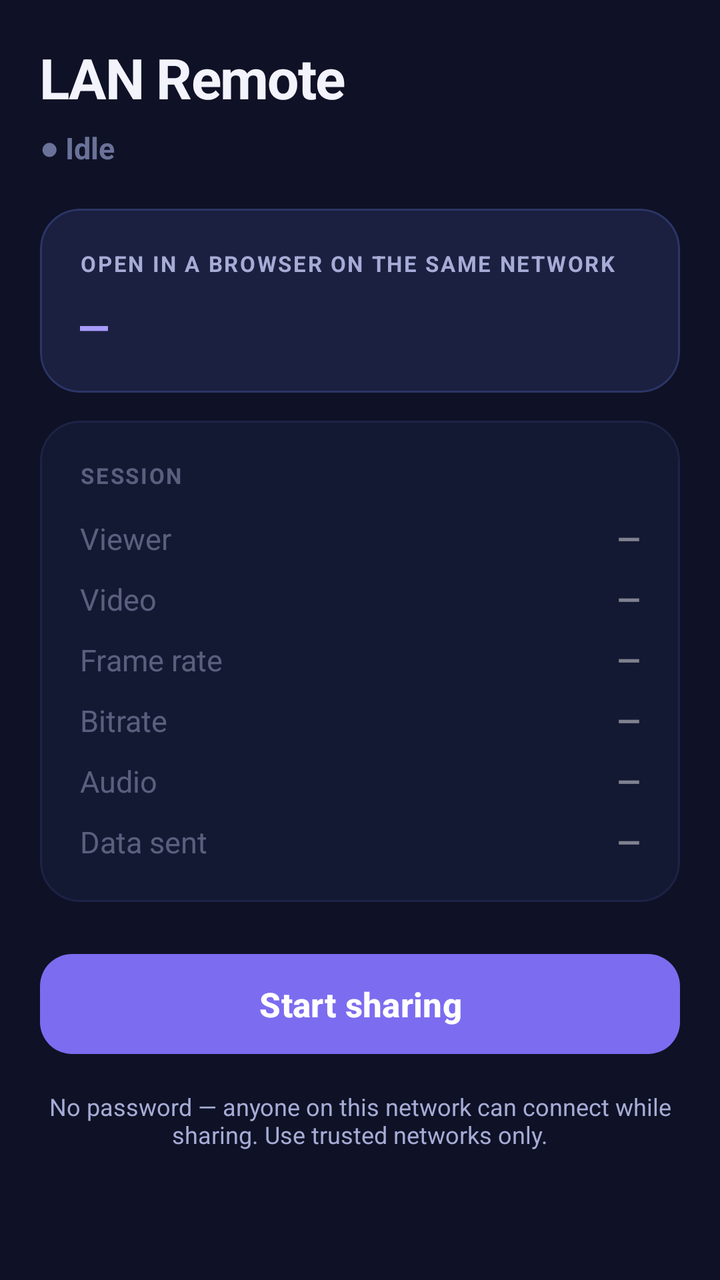
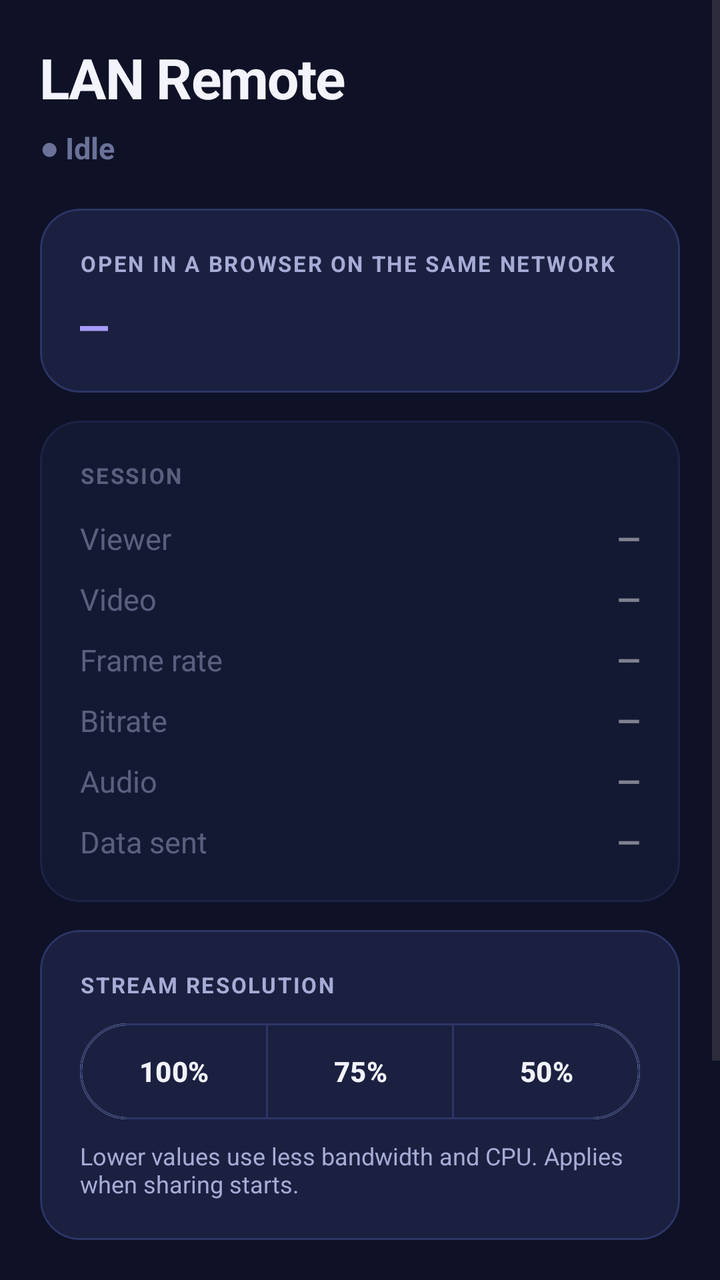

Screens rendered from an Android XML layout before and after an edit, with the pre-edit source and the edit as a unified diff.
<!-- AndroidManifest.xml: application theme Theme.Material3.DayNight.NoActionBar -->
<!-- res/layout/activity_main.xml -->
<?xml version="1.0" encoding="utf-8"?>
<ScrollView xmlns:android="http://schemas.android.com/apk/res/android"
    xmlns:app="http://schemas.android.com/apk/res-auto"
    android:layout_width="match_parent"
    android:layout_height="match_parent"
    android:fillViewport="true"
    android:fitsSystemWindows="true"
    android:background="@color/bg">

    <LinearLayout
        android:layout_width="match_parent"
        android:layout_height="wrap_content"
        android:orientation="vertical"
        android:padding="20dp">

        
        <TextView
            android:layout_width="wrap_content"
            android:layout_height="wrap_content"
            android:text="LAN Remote"
            android:textColor="@color/text_primary"
            android:textSize="28sp"
            android:textStyle="bold"
            android:letterSpacing="-0.02" />

        <TextView
            android:id="@+id/status"
            android:layout_width="wrap_content"
            android:layout_height="wrap_content"
            android:layout_marginTop="6dp"
            android:text="● Idle"
            android:textColor="@color/idle"
            android:textSize="15sp"
            android:textStyle="bold" />

        
        <com.google.android.material.card.MaterialCardView
            android:id="@+id/controlWarn"
            android:layout_width="match_parent"
            android:layout_height="wrap_content"
            android:layout_marginTop="16dp"
            android:visibility="gone"
            app:cardBackgroundColor="#2A2410"
            app:cardCornerRadius="16dp"
            app:cardElevation="0dp"
            app:strokeColor="@color/warn"
            app:strokeWidth="1dp">

            <LinearLayout
                android:layout_width="match_parent"
                android:layout_height="wrap_content"
                android:orientation="vertical"
                android:padding="18dp">

                <TextView
                    android:layout_width="match_parent"
                    android:layout_height="wrap_content"
                    android:text="⚠ Remote control is off"
                    android:textColor="@color/warn"
                    android:textSize="16sp"
                    android:textStyle="bold" />

                <TextView
                    android:layout_width="match_parent"
                    android:layout_height="wrap_content"
                    android:layout_marginTop="6dp"
                    android:text="You'll see the screen but taps and typing won't work. Turn on the LAN Remote accessibility service to enable control."
                    android:textColor="@color/text_secondary"
                    android:textSize="13sp" />

                <com.google.android.material.button.MaterialButton
                    android:id="@+id/enableControlBtn"
                    android:layout_width="wrap_content"
                    android:layout_height="wrap_content"
                    android:layout_marginTop="12dp"
                    android:text="Enable control"
                    android:textColor="#1A1400"
                    android:textStyle="bold"
                    app:cornerRadius="12dp"
                    app:backgroundTint="@color/warn" />
            </LinearLayout>
        </com.google.android.material.card.MaterialCardView>

        
        <com.google.android.material.card.MaterialCardView
            android:id="@+id/connectionCard"
            android:layout_width="match_parent"
            android:layout_height="wrap_content"
            android:layout_marginTop="20dp"
            app:cardBackgroundColor="@color/card"
            app:cardCornerRadius="20dp"
            app:cardElevation="0dp"
            app:strokeColor="@color/card_stroke"
            app:strokeWidth="1dp">

            <LinearLayout
                android:layout_width="match_parent"
                android:layout_height="wrap_content"
                android:orientation="vertical"
                android:gravity="center_horizontal"
                android:padding="20dp">

                <TextView
                    android:layout_width="match_parent"
                    android:layout_height="wrap_content"
                    android:text="OPEN IN A BROWSER ON THE SAME NETWORK"
                    android:textColor="@color/text_secondary"
                    android:textSize="11sp"
                    android:textStyle="bold"
                    android:letterSpacing="0.08" />

                <TextView
                    android:id="@+id/url"
                    android:layout_width="match_parent"
                    android:layout_height="wrap_content"
                    android:layout_marginTop="8dp"
                    android:text="—"
                    android:textColor="@color/accent_soft"
                    android:textSize="22sp"
                    android:textStyle="bold"
                    android:fontFamily="monospace"
                    android:autoLink="none" />

                <TextView
                    android:id="@+id/warn"
                    android:layout_width="match_parent"
                    android:layout_height="wrap_content"
                    android:layout_marginTop="8dp"
                    android:textColor="@color/warn"
                    android:textSize="13sp"
                    android:visibility="gone" />

                <ImageView
                    android:id="@+id/qr"
                    android:layout_width="200dp"
                    android:layout_height="200dp"
                    android:layout_marginTop="18dp"
                    android:background="#FFFFFF"
                    android:padding="8dp"
                    android:visibility="gone"
                    android:contentDescription="Connection QR code" />

                <TextView
                    android:id="@+id/qrHint"
                    android:layout_width="wrap_content"
                    android:layout_height="wrap_content"
                    android:layout_marginTop="10dp"
                    android:text="Scan to connect"
                    android:textColor="@color/text_secondary"
                    android:textSize="12sp"
                    android:visibility="gone" />

                <com.google.android.material.button.MaterialButton
                    android:id="@+id/shareBtn"
                    android:layout_width="wrap_content"
                    android:layout_height="wrap_content"
                    android:layout_marginTop="16dp"
                    android:text="Share link"
                    android:textColor="@color/text_primary"
                    android:textStyle="bold"
                    android:visibility="gone"
                    app:cornerRadius="12dp"
                    app:backgroundTint="@color/card_stroke"
                    app:icon="@android:drawable/ic_menu_share"
                    app:iconTint="@color/accent_soft" />
            </LinearLayout>
        </com.google.android.material.card.MaterialCardView>

        
        <com.google.android.material.card.MaterialCardView
            android:id="@+id/statsCard"
            android:layout_width="match_parent"
            android:layout_height="wrap_content"
            android:layout_marginTop="14dp"
            android:alpha="0.5"
            app:cardBackgroundColor="@color/card"
            app:cardCornerRadius="20dp"
            app:cardElevation="0dp"
            app:strokeColor="@color/card_stroke"
            app:strokeWidth="1dp">

            <LinearLayout
                android:layout_width="match_parent"
                android:layout_height="wrap_content"
                android:orientation="vertical"
                android:padding="20dp">

                <TextView
                    android:layout_width="match_parent"
                    android:layout_height="wrap_content"
                    android:text="SESSION"
                    android:textColor="@color/text_secondary"
                    android:textSize="11sp"
                    android:textStyle="bold"
                    android:letterSpacing="0.08" />

                
                <LinearLayout android:layout_width="match_parent" android:layout_height="wrap_content"
                    android:orientation="horizontal" android:layout_marginTop="14dp">
                    <TextView android:layout_width="0dp" android:layout_height="wrap_content" android:layout_weight="1"
                        android:text="Viewer" android:textColor="@color/text_secondary" android:textSize="15sp" />
                    <TextView android:id="@+id/statViewer" android:layout_width="wrap_content" android:layout_height="wrap_content"
                        android:text="—" android:textColor="@color/text_primary" android:textSize="15sp" android:textStyle="bold" />
                </LinearLayout>

                <LinearLayout android:layout_width="match_parent" android:layout_height="wrap_content"
                    android:orientation="horizontal" android:layout_marginTop="10dp">
                    <TextView android:layout_width="0dp" android:layout_height="wrap_content" android:layout_weight="1"
                        android:text="Video" android:textColor="@color/text_secondary" android:textSize="15sp" />
                    <TextView android:id="@+id/statVideo" android:layout_width="wrap_content" android:layout_height="wrap_content"
                        android:text="—" android:textColor="@color/text_primary" android:textSize="15sp" android:textStyle="bold" />
                </LinearLayout>

                <LinearLayout android:layout_width="match_parent" android:layout_height="wrap_content"
                    android:orientation="horizontal" android:layout_marginTop="10dp">
                    <TextView android:layout_width="0dp" android:layout_height="wrap_content" android:layout_weight="1"
                        android:text="Frame rate" android:textColor="@color/text_secondary" android:textSize="15sp" />
                    <TextView android:id="@+id/statFps" android:layout_width="wrap_content" android:layout_height="wrap_content"
                        android:text="—" android:textColor="@color/text_primary" android:textSize="15sp" android:textStyle="bold" />
                </LinearLayout>

                <LinearLayout android:layout_width="match_parent" android:layout_height="wrap_content"
                    android:orientation="horizontal" android:layout_marginTop="10dp">
                    <TextView android:layout_width="0dp" android:layout_height="wrap_content" android:layout_weight="1"
                        android:text="Bitrate" android:textColor="@color/text_secondary" android:textSize="15sp" />
                    <TextView android:id="@+id/statBitrate" android:layout_width="wrap_content" android:layout_height="wrap_content"
                        android:text="—" android:textColor="@color/text_primary" android:textSize="15sp" android:textStyle="bold" />
                </LinearLayout>

                <LinearLayout android:layout_width="match_parent" android:layout_height="wrap_content"
                    android:orientation="horizontal" android:layout_marginTop="10dp">
                    <TextView android:layout_width="0dp" android:layout_height="wrap_content" android:layout_weight="1"
                        android:text="Audio" android:textColor="@color/text_secondary" android:textSize="15sp" />
                    <TextView android:id="@+id/statAudio" android:layout_width="wrap_content" android:layout_height="wrap_content"
                        android:text="—" android:textColor="@color/text_primary" android:textSize="15sp" android:textStyle="bold" />
                </LinearLayout>

                <LinearLayout android:layout_width="match_parent" android:layout_height="wrap_content"
                    android:orientation="horizontal" android:layout_marginTop="10dp">
                    <TextView android:layout_width="0dp" android:layout_height="wrap_content" android:layout_weight="1"
                        android:text="Data sent" android:textColor="@color/text_secondary" android:textSize="15sp" />
                    <TextView android:id="@+id/statData" android:layout_width="wrap_content" android:layout_height="wrap_content"
                        android:text="—" android:textColor="@color/text_primary" android:textSize="15sp" android:textStyle="bold" />
                </LinearLayout>
            </LinearLayout>
        </com.google.android.material.card.MaterialCardView>

        
        <com.google.android.material.button.MaterialButton
            android:id="@+id/toggle"
            android:layout_width="match_parent"
            android:layout_height="58dp"
            android:layout_marginTop="22dp"
            android:text="Start sharing"
            android:textSize="17sp"
            android:textStyle="bold"
            android:textColor="#FFFFFF"
            app:cornerRadius="16dp"
            app:backgroundTint="@color/accent" />

        <TextView
            android:layout_width="match_parent"
            android:layout_height="wrap_content"
            android:layout_marginTop="14dp"
            android:layout_marginBottom="8dp"
            android:text="No password — anyone on this network can connect while sharing. Use trusted networks only."
            android:textColor="@color/text_secondary"
            android:textSize="12sp"
            android:gravity="center" />
    </LinearLayout>
</ScrollView>
<!-- resources referenced by this layout -->
<resources>
  <color name="accent">#7C6CF0</color>
  <color name="accent_soft">#A99BFF</color>
  <color name="bg">#0F1226</color>
  <color name="card">#1B2040</color>
  <color name="card_stroke">#2C3566</color>
  <color name="idle">#6B7299</color>
  <color name="text_primary">#F2F3FB</color>
  <color name="text_secondary">#A6ACD6</color>
  <color name="warn">#FBBF24</color>
</resources>

<!-- the commit's change to res/layout/activity_main.xml (unified diff, before → after) -->
@@ -246,6 +246,122 @@
         </com.google.android.material.card.MaterialCardView>
 
         
+        <com.google.android.material.card.MaterialCardView
+            android:id="@+id/qualityCard"
+            android:layout_width="match_parent"
+            android:layout_height="wrap_content"
+            android:layout_marginTop="14dp"
+            app:cardBackgroundColor="@color/card"
+            app:cardCornerRadius="20dp"
+            app:cardElevation="0dp"
+            app:strokeColor="@color/card_stroke"
+            app:strokeWidth="1dp">
+
+            <LinearLayout
+                android:layout_width="match_parent"
+                android:layout_height="wrap_content"
+                android:orientation="vertical"
+                android:padding="20dp">
+
+                <TextView
+                    android:layout_width="match_parent"
+                    android:layout_height="wrap_content"
+                    android:text="STREAM RESOLUTION"
+                    android:textColor="@color/text_secondary"
+                    android:textSize="11sp"
+                    android:textStyle="bold"
+                    android:letterSpacing="0.08" />
+
+                <com.google.android.material.button.MaterialButtonToggleGroup
+                    android:id="@+id/scaleGroup"
+                    android:layout_width="match_parent"
+                    android:layout_height="wrap_content"
+                    android:layout_marginTop="12dp"
+                    app:singleSelection="true"
+                    app:selectionRequired="true">
+
+                    <com.google.android.material.button.MaterialButton
+                        android:id="@+id/scale100"
+                        style="?attr/materialButtonOutlinedStyle"
+                        android:layout_width="0dp"
+                        android:layout_height="wrap_content"
+                        android:layout_weight="1"
+                        android:text="100%"
+                        android:paddingStart="0dp"
+                        android:paddingEnd="0dp"
+                        android:paddingLeft="0dp"
+                        android:paddingRight="0dp"
+                        android:insetTop="0dp"
+                        android:insetBottom="0dp"
+                        android:minWidth="0dp"
+                        android:maxLines="1"
+                        android:ellipsize="none"
+                        android:textSize="14sp"
+                        android:textColor="@color/scale_button_text"
+                        android:textStyle="bold"
+                        app:iconPadding="0dp"
+                        app:backgroundTint="@color/scale_button_bg"
+                        app:strokeColor="@color/card_stroke" />
+
+                    <com.google.android.material.button.MaterialButton
+                        android:id="@+id/scale75"
+                        style="?attr/materialButtonOutlinedStyle"
+                        android:layout_width="0dp"
+                        android:layout_height="wrap_content"
+                        android:layout_weight="1"
+                        android:text="75%"
+                        android:paddingStart="0dp"
+                        android:paddingEnd="0dp"
+                        android:paddingLeft="0dp"
+                        android:paddingRight="0dp"
+                        android:insetTop="0dp"
+                        android:insetBottom="0dp"
+                        android:minWidth="0dp"
+                        android:maxLines="1"
+                        android:ellipsize="none"
+                        android:textSize="14sp"
+                        android:textColor="@color/scale_button_text"
+                        android:textStyle="bold"
+                        app:iconPadding="0dp"
+                        app:backgroundTint="@color/scale_button_bg"
+                        app:strokeColor="@color/card_stroke" />
+
+                    <com.google.android.material.button.MaterialButton
+                        android:id="@+id/scale50"
+                        style="?attr/materialButtonOutlinedStyle"
+                        android:layout_width="0dp"
+                        android:layout_height="wrap_content"
+                        android:layout_weight="1"
+                        android:text="50%"
+                        android:paddingStart="0dp"
+                        android:paddingEnd="0dp"
+                        android:paddingLeft="0dp"
+                        android:paddingRight="0dp"
+                        android:insetTop="0dp"
+                        android:insetBottom="0dp"
+                        android:minWidth="0dp"
+                        android:maxLines="1"
+                        android:ellipsize="none"
+                        android:textSize="14sp"
+                        android:textColor="@color/scale_button_text"
+                        android:textStyle="bold"
+                        app:iconPadding="0dp"
+                        app:backgroundTint="@color/scale_button_bg"
+                        app:strokeColor="@color/card_stroke" />
+                </com.google.android.material.button.MaterialButtonToggleGroup>
+
+                <TextView
+                    android:id="@+id/scaleHint"
+                    android:layout_width="match_parent"
+                    android:layout_height="wrap_content"
+                    android:layout_marginTop="10dp"
+                    android:text="Lower values use less bandwidth and CPU. Applies when sharing starts."
+                    android:textColor="@color/text_secondary"
+                    android:textSize="12sp" />
+            </LinearLayout>
+        </com.google.android.material.card.MaterialCardView>
+
+        
         <com.google.android.material.button.MaterialButton
             android:id="@+id/toggle"
             android:layout_width="match_parent"
